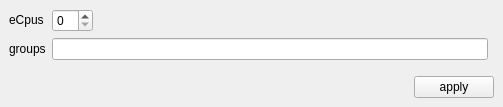
Qt form rbhusUI/lib/rbhusHostEditMod.ui (aumanimationstudios/rbhus) before a commit.
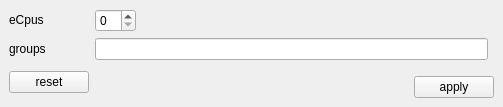
The same form after that commit.

What changed in the file:
```diff
--- a/rbhusUI/lib/rbhusHostEditMod.ui
+++ b/rbhusUI/lib/rbhusHostEditMod.ui
@@ -96,6 +96,19 @@
     <item row="1" column="1">
      <widget class="QLineEdit" name="lineEdit"/>
     </item>
+    <item row="2" column="0">
+     <widget class="QPushButton" name="pushReset">
+      <property name="sizePolicy">
+       <sizepolicy hsizetype="Maximum" vsizetype="Fixed">
+        <horstretch>0</horstretch>
+        <verstretch>0</verstretch>
+       </sizepolicy>
+      </property>
+      <property name="text">
+       <string>reset</string>
+      </property>
+     </widget>
+    </item>
    </layout>
   </widget>
  </widget>
```
